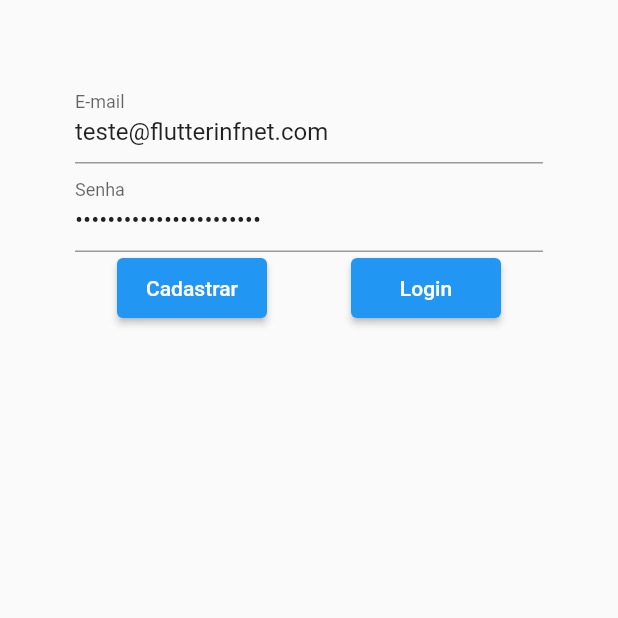
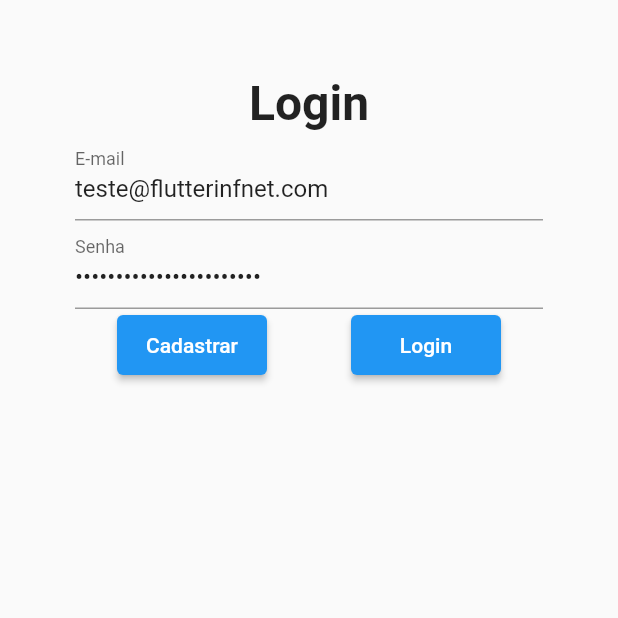
Before and after one commit to bmborgesinfnet/flutter_infnet, a Flutter app: the screen it shows after launch, on a phone screen of 412 x 824 dp, the top half of it. Run offline on Flutter 3.47's test engine with Material 2 defaults, Android fonts, the phone set to English and light mode, and no system bars; our stand-ins replace firebase_auth, firebase_core, firebase_database; missing offline and left inert: flutter_infnet_pkg; accounts and stored records are empty.

Commit message:
02062023

```diff
--- a/lib/main.dart
+++ b/lib/main.dart
@@ -25,7 +25,7 @@ class Aplicativo extends StatelessWidget {
   Widget build(BuildContext context) {
     return ChangeNotifierProvider(create: (context) => UsuarioProvider(),
     child: MaterialApp(
-      title: "Lista de Albuns",
+      title: "Lista de Usuários",
       debugShowCheckedModeBanner: false,
       routes: {
         RoutePaths.SIGN_IN_SCREEN: (context) => const SignInScreen(),
--- a/lib/screens/sign_in_screen.dart
+++ b/lib/screens/sign_in_screen.dart
@@ -1,6 +1,7 @@
 import 'package:flutter_infnet/routes/RoutePaths.dart';
 import 'package:flutter/material.dart';
 import 'package:firebase_auth/firebase_auth.dart';
+import 'package:flutter_infnet_pkg/flutter_infnet_pkg.dart';
 
 class SignInScreen extends StatefulWidget {
   const SignInScreen({Key? key}) : super(key: key);
@@ -16,6 +17,26 @@ class _SignInScreenState extends State<SignInScreen> {
   // final TextEditingController passwordController = TextEditingController();
   final FirebaseAuth auth = FirebaseAuth.instance;
 
+  late String imageUrl="";
+  bool isLoading = false;
+
+  @override
+  void initState() {
+    super.initState();
+
+
+    imagemLogin();
+
+  }
+
+  Future<void> imagemLogin() async {
+    var url = ImageCat().getImage();
+    setState(() {
+      imageUrl = url;
+    });
+  }
+
+
   Future<void> login() async {
     setState(() {
       isLoading = true;
@@ -27,6 +48,8 @@ class _SignInScreenState extends State<SignInScreen> {
     try {
       final user = await auth.signInWithEmailAndPassword(
           email: email, password: password);
+      final currentUser = auth.currentUser;
+      if(currentUser != null){
         ScaffoldMessenger.of(context).showSnackBar(const SnackBar(
           content: Text("Usuário autenticado"),
           duration: Duration(seconds: 2),
@@ -35,6 +58,8 @@ class _SignInScreenState extends State<SignInScreen> {
         //     .pushReplacementNamed(RoutePaths.TESTE_SCREEN);
         Navigator.of(context)
             .pushReplacementNamed(RoutePaths.USUARIO_LIST_SCREEN);
+      }
+
     } catch (e) {
       ScaffoldMessenger.of(context).showSnackBar(SnackBar(
         content: Text("${e}"),
@@ -74,7 +99,6 @@ class _SignInScreenState extends State<SignInScreen> {
     });
   }
 
-  bool isLoading = false;
 
   @override
   Widget build(BuildContext context) {
@@ -83,15 +107,44 @@ class _SignInScreenState extends State<SignInScreen> {
         padding: const EdgeInsets.all(50.0),
         child: Column(
           children: [
+          const Text(
+            "Login",
+            style: TextStyle(
+              fontWeight: FontWeight.bold,
+              fontSize: 32
+              ),
+          ),
+          if (imageUrl.length > 0) SizedBox(
+            height: 300,
+            width: 300,
+            child: Image.network(
+              imageUrl,
+              loadingBuilder: (BuildContext context, Widget child,
+                ImageChunkEvent? loadingProgress) {
+                if (loadingProgress == null) {
+                  return child;
+                }
+                return Center(
+                  child: CircularProgressIndicator(
+                    value: loadingProgress.expectedTotalBytes != null
+                        ? loadingProgress.cumulativeBytesLoaded /
+                            loadingProgress.expectedTotalBytes!
+                        : null,
+                  ),
+                );
+              },
+            ),
+          ),
             TextField(
               controller: emailController,
               decoration: const InputDecoration(labelText: "E-mail"),
-
+              key: const Key("texto_email")
             ),
             TextField(
               controller: passwordController,
               obscureText: true,
               decoration: const InputDecoration(labelText: "Senha"),
+              key: const Key("texto_senha")
             ),
             isLoading
                 ? const CircularProgressIndicator()
@@ -100,10 +153,12 @@ class _SignInScreenState extends State<SignInScreen> {
                     children: [
                       ElevatedButton(
                           onPressed: () => {cadastrar()},
-                          style: ButtonStyle(minimumSize: MaterialStateProperty.all(
+                          style: ButtonStyle(
+                            minimumSize: MaterialStateProperty.all(
                               const Size(100, 40)
+                            )
                           ),
-                          ),
+                          key: const Key("botao_cadastrar"),
                           child: const Text("Cadastrar"),
                       ),
                       // const SizedBox(width: 30),
@@ -113,6 +168,7 @@ class _SignInScreenState extends State<SignInScreen> {
                             const Size(100, 40)
                         ),
                       ),
+                        key: const Key("botao_login"),
                         child: const Text("Login"),
                       ),
                     ],
```
Also changed, not shown: lib/components/usuario_list_item.dart (+26 -3 lines), lib/screens/list_usuario_screen.dart (+23 -3 lines), lib/screens/usuario_photochange_screen.dart (+17 -36 lines), docs/2023-07-02_22-59.png (added), pubspec.lock, 15 other files. Lines whose indentation alone changed are shown as unchanged.
